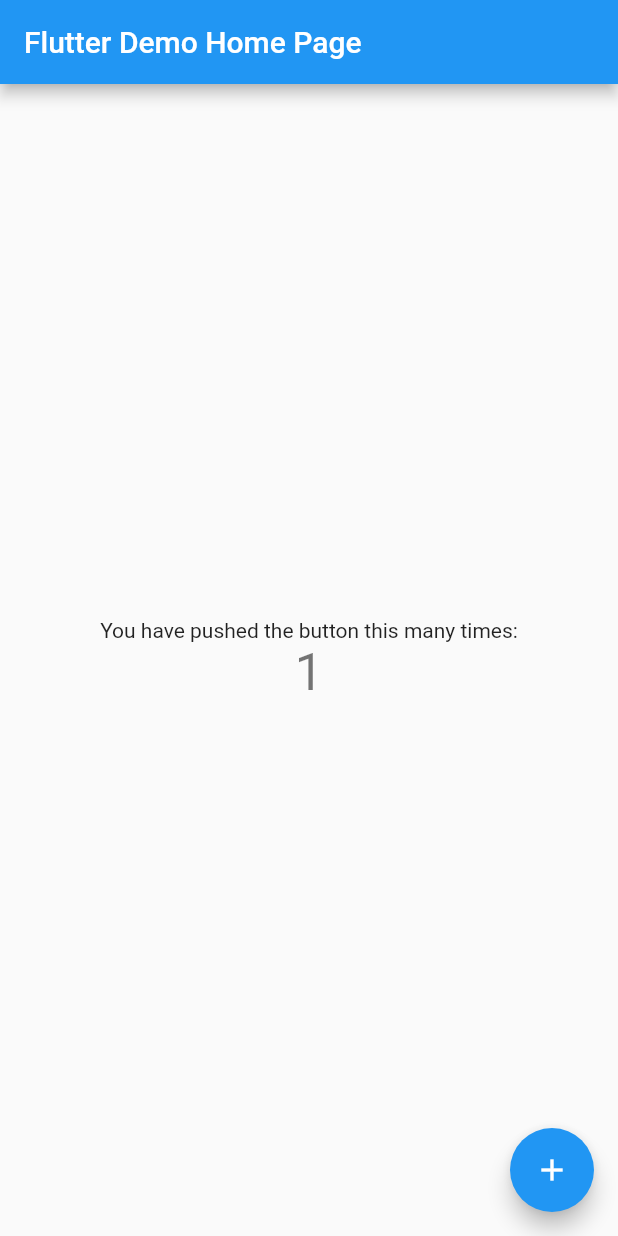
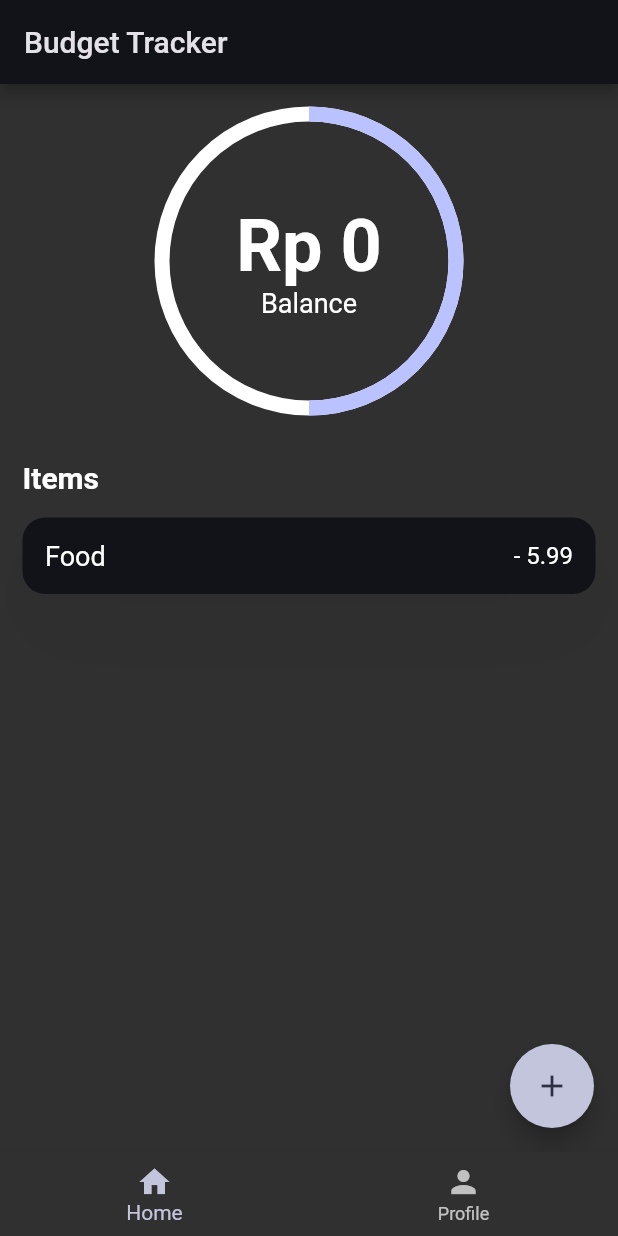
Before and after one commit to zakariyah24/budget-tracker, a Flutter app: the screen it shows after launch, after a tap on the "add" icon, on a phone screen of 412 x 824 dp. Run offline on Flutter 3.47's test engine with Material 2 defaults, Android fonts, the phone set to English and light mode, and no system bars; drawn by our look-alikes of percent_indicator.

Commit message:
second commit

```diff
--- a/lib/main.dart
+++ b/lib/main.dart
@@ -1,3 +1,4 @@
+import 'package:budget_tracker/screens/home.dart';
 import 'package:flutter/material.dart';
 
 void main() {
@@ -7,109 +8,15 @@ void main() {
 class MyApp extends StatelessWidget {
   const MyApp({Key? key}) : super(key: key);
 
-  // This widget is the root of your application.
   @override
   Widget build(BuildContext context) {
     return MaterialApp(
       title: 'Flutter Demo',
       theme: ThemeData(
-        // This is the theme of your application.
-        //
-        // Try running your application with "flutter run". You'll see the
-        // application has a blue toolbar. Then, without quitting the app, try
-        // changing the primarySwatch below to Colors.green and then invoke
-        // "hot reload" (press "r" in the console where you ran "flutter run",
-        // or simply save your changes to "hot reload" in a Flutter IDE).
-        // Notice that the counter didn't reset back to zero; the application
-        // is not restarted.
-        primarySwatch: Colors.blue,
+        colorScheme: ColorScheme.fromSeed(
+            brightness: Brightness.dark, seedColor: Colors.indigo),
       ),
-      home: const MyHomePage(title: 'Flutter Demo Home Page'),
+      home: Home(),
     );
   }
 }
-
-class MyHomePage extends StatefulWidget {
-  const MyHomePage({Key? key, required this.title}) : super(key: key);
-
-  // This widget is the home page of your application. It is stateful, meaning
-  // that it has a State object (defined below) that contains fields that affect
-  // how it looks.
-
-  // This class is the configuration for the state. It holds the values (in this
-  // case the title) provided by the parent (in this case the App widget) and
-  // used by the build method of the State. Fields in a Widget subclass are
-  // always marked "final".
-
-  final String title;
-
-  @override
-  State<MyHomePage> createState() => _MyHomePageState();
-}
-
-class _MyHomePageState extends State<MyHomePage> {
-  int _counter = 0;
-
-  void _incrementCounter() {
-    setState(() {
-      // This call to setState tells the Flutter framework that something has
-      // changed in this State, which causes it to rerun the build method below
-      // so that the display can reflect the updated values. If we changed
-      // _counter without calling setState(), then the build method would not be
-      // called again, and so nothing would appear to happen.
-      _counter++;
-    });
-  }
-
-  @override
-  Widget build(BuildContext context) {
-    // This method is rerun every time setState is called, for instance as done
-    // by the _incrementCounter method above.
-    //
-    // The Flutter framework has been optimized to make rerunning build methods
-    // fast, so that you can just rebuild anything that needs updating rather
-    // than having to individually change instances of widgets.
-    return Scaffold(
-      appBar: AppBar(
-        // Here we take the value from the MyHomePage object that was created by
-        // the App.build method, and use it to set our appbar title.
-        title: Text(widget.title),
-      ),
-      body: Center(
-        // Center is a layout widget. It takes a single child and positions it
-        // in the middle of the parent.
-        child: Column(
-          // Column is also a layout widget. It takes a list of children and
-          // arranges them vertically. By default, it sizes itself to fit its
-          // children horizontally, and tries to be as tall as its parent.
-          //
-          // Invoke "debug painting" (press "p" in the console, choose the
-          // "Toggle Debug Paint" action from the Flutter Inspector in Android
-          // Studio, or the "Toggle Debug Paint" command in Visual Studio Code)
-          // to see the wireframe for each widget.
-          //
-          // Column has various properties to control how it sizes itself and
-          // how it positions its children. Here we use mainAxisAlignment to
-          // center the children vertically; the main axis here is the vertical
-          // axis because Columns are vertical (the cross axis would be
-          // horizontal).
-          mainAxisAlignment: MainAxisAlignment.center,
-          children: <Widget>[
-            const Text(
-              'You have pushed the button this many times:',
-            ),
-            Text(
-              '$_counter',
-              style: Theme.of(context).textTheme.headline4,
-            ),
-          ],
-        ),
-      ),
-      floatingActionButton: FloatingActionButton(
-        onPressed: _incrementCounter,
-        tooltip: 'Increment',
-        child: const Icon(Icons.add),
-      ), // This trailing comma makes auto-formatting nicer for build methods.
-    );
-  }
-}
--- /dev/null
+++ b/lib/model/transaction_item.dart
@@ -0,0 +1,7 @@
+class TransactionItem {
+  String itemTitle;
+  double amount;
+  bool isExpense;
+  TransactionItem(
+      {required this.amount, required this.itemTitle, required this.isExpense});
+}
--- /dev/null
+++ b/lib/pages/home_page.dart
@@ -0,0 +1,136 @@
+// import 'dart:html';
+import 'package:budget_tracker/model/transaction_item.dart';
+import 'package:percent_indicator/percent_indicator.dart';
+import 'package:flutter/material.dart';
+
+class HomePage extends StatefulWidget {
+  const HomePage({Key? key}) : super(key: key);
+
+  @override
+  State<HomePage> createState() => _HomePageState();
+}
+
+class _HomePageState extends State<HomePage> {
+  List<TransactionItem> items = [];
+
+  @override
+  Widget build(BuildContext context) {
+    final screenSize = MediaQuery.of(context).size;
+    return Scaffold(
+      floatingActionButton: FloatingActionButton(
+        onPressed: (() {
+          setState(() {
+            items.add(TransactionItem(
+                amount: 5.99, itemTitle: "Food", isExpense: true));
+          });
+        }),
+        child: const Icon(Icons.add),
+      ),
+      body: SingleChildScrollView(
+        child: Padding(
+          padding: const EdgeInsets.all(15),
+          child: SizedBox(
+            width: screenSize.width,
+            child: Column(
+              crossAxisAlignment: CrossAxisAlignment.start,
+              children: [
+                Align(
+                  alignment: Alignment.topCenter,
+                  child: CircularPercentIndicator(
+                    radius: screenSize.width / 4,
+                    lineWidth: 10.0, // how thick the line is
+                    percent: .5, // percent goes from 0 -> 1
+                    backgroundColor: Colors.white,
+                    center: Column(
+                      mainAxisSize: MainAxisSize.min,
+                      children: const [
+                        Text(
+                          "\Rp 0",
+                          style: TextStyle(
+                              fontSize: 48, fontWeight: FontWeight.bold),
+                        ),
+                        Text(
+                          "Balance",
+                          style: TextStyle(fontSize: 18),
+                        ),
+                      ],
+                    ),
+
+                    progressColor: Theme.of(context).colorScheme.primary,
+                  ),
+                ),
+                const SizedBox(
+                  height: 30,
+                ),
+                const Text(
+                  "Items",
+                  style: TextStyle(fontSize: 20, fontWeight: FontWeight.bold),
+                ),
+                const SizedBox(
+                  height: 10,
+                ),
+                ...List.generate(
+                    items.length,
+                    (index) => TransactionCard(
+                          item: items[index],
+                        )), // TransactionCard(text: "Kopi", amount: 10000, isExpense: true),
+                // TransactionCard(text: "Kopi", amount: 10000, isExpense: true),
+              ],
+            ),
+          ),
+        ),
+      ),
+    );
+  }
+}
+
+class TransactionCard extends StatelessWidget {
+  final TransactionItem item;
+  const TransactionCard({Key? key, required this.item}) : super(key: key);
+  // final String text;
+  // final double amount;
+  // final bool isExpense;
+  // const TransactionCard(
+  //     {Key? key,
+  //     required this.text,
+  //     required this.amount,
+  //     required this.isExpense})
+  //     : super(key: key);
+
+  @override
+  Widget build(BuildContext context) {
+    final screenSize = MediaQuery.of(context).size;
+
+    return Padding(
+      padding: const EdgeInsets.only(bottom: 5.0, top: 5.0),
+      child: Container(
+        decoration: BoxDecoration(
+          color: Theme.of(context).colorScheme.background,
+          borderRadius: BorderRadius.circular(15.0),
+          boxShadow: [
+            BoxShadow(
+              color: Colors.black.withOpacity(.05),
+              offset: const Offset(0, 25),
+              blurRadius: 50,
+            )
+          ],
+        ),
+        padding: const EdgeInsets.all(15),
+        width: screenSize.width,
+        child: Row(
+          children: [
+            Text(
+              item.itemTitle,
+              style: TextStyle(fontSize: 18),
+            ),
+            const Spacer(),
+            Text(
+              (!item.isExpense ? "+ " : "- ") + item.amount.toString(),
+              style: const TextStyle(fontSize: 16),
+            )
+          ],
+        ),
+      ),
+    );
+  }
+}
--- /dev/null
+++ b/lib/pages/profile_page.dart
@@ -0,0 +1,12 @@
+import 'package:flutter/material.dart';
+
+class ProfilePage extends StatelessWidget {
+  const ProfilePage({Key? key}) : super(key: key);
+
+  @override
+  Widget build(BuildContext context) {
+    return const Center(
+      child: Text("Profile Page"),
+    );
+  }
+}
--- /dev/null
+++ b/lib/screens/home.dart
@@ -0,0 +1,42 @@
+import 'package:flutter/material.dart';
+
+import '../pages/home_page.dart';
+import '../pages/profile_page.dart';
+
+class Home extends StatefulWidget {
+  const Home({Key? key}) : super(key: key);
+
+  @override
+  State<Home> createState() => _HomeState();
+}
+
+class _HomeState extends State<Home> {
+  List<BottomNavigationBarItem> bottomNavItems = const [
+    BottomNavigationBarItem(icon: Icon(Icons.home), label: "Home"),
+    BottomNavigationBarItem(icon: Icon(Icons.person), label: "Profile"),
+  ];
+
+  List<Widget> pages = const [
+    HomePage(),
+    ProfilePage(),
+  ];
+
+  int _currentPageIndex = 0;
+
+  @override
+  Widget build(BuildContext context) {
+    return Scaffold(
+      appBar: AppBar(title: const Text("Budget Tracker")),
+      body: pages[_currentPageIndex],
+      bottomNavigationBar: BottomNavigationBar(
+        items: bottomNavItems,
+        onTap: (index) {
+          setState(() {
+            _currentPageIndex = index;
+          });
+        },
+        // onTap: (index) => pages[index],
+      ),
+    );
+  }
+}
```
Also changed, not shown: pubspec.yaml (+4 -12 lines), pubspec.lock.
